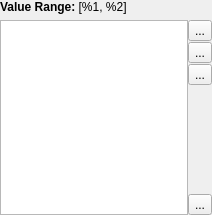
Old version of the form Qt/Components/Resources/UI/pqScalarValueListPropertyWidget.ui in the repository Kitware/ParaView.
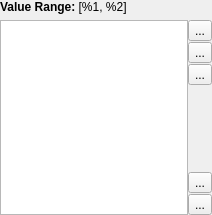
New version of the form. Icons and pictures are not drawn. Custom widgets are drawn as their Qt base class.

Commit message:
pqScalarValueListPropertyWidget: add a "restore default value" button
Usefull when default values make sense and you want to reset them.

```diff
--- a/Qt/Components/Resources/UI/pqScalarValueListPropertyWidget.ui
+++ b/Qt/Components/Resources/UI/pqScalarValueListPropertyWidget.ui
@@ -99,6 +99,20 @@
        </property>
       </spacer>
      </item>
+     <item>
+      <widget class="QToolButton" name="RestoreDefaults">
+       <property name="toolTip">
+        <string>Restore default values of the property</string>
+       </property>
+       <property name="text">
+        <string>...</string>
+       </property>
+       <property name="icon">
+        <iconset resource="../pqComponents.qrc">
+          <normaloff>:/pqWidgets/Icons/pqReset.svg</normaloff>:/pqWidgets/Icons/pqReset.svg</iconset>
+       </property>
+      </widget>
+     </item>
      <item>
       <widget class="QToolButton" name="RemoveAll">
        <property name="toolTip">
```
The commit also changes 10 other files.
